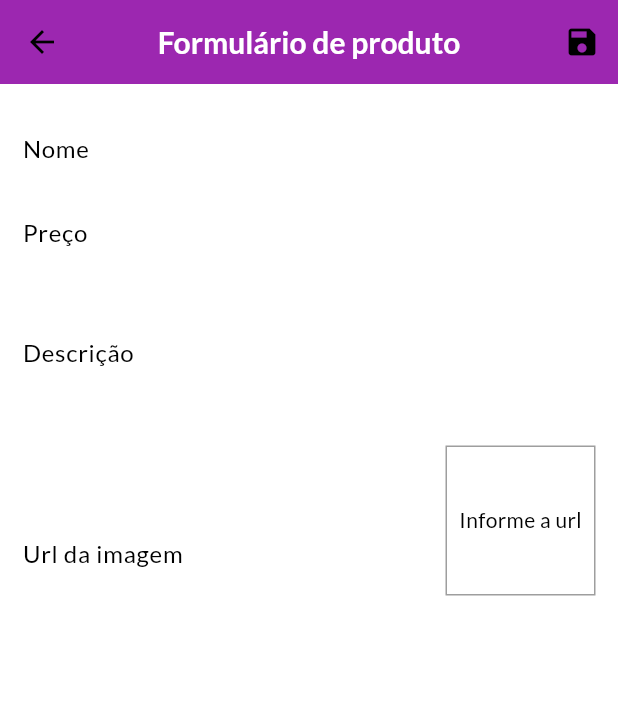
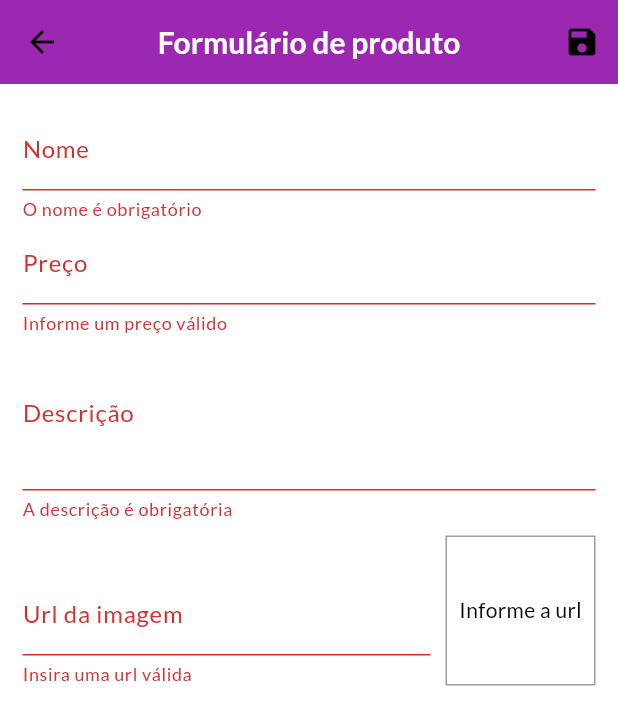
Before and after one commit to Mathews-mw/dev_store_mobile, a Flutter app: the ProductFormScreen screen opened by its route, after a tap on the "save" icon, on a phone screen of 412 x 824 dp. Shown: the top 725 px of the screen. Run offline on Flutter 3.47's test engine with Material 3 defaults, Android fonts, the light colour scheme and no system bars; network calls fail.

Commit message:
update and delete product

```diff
--- a/lib/screens/product_form_screen.dart
+++ b/lib/screens/product_form_screen.dart
@@ -1,7 +1,9 @@
 import 'dart:math';
 
 import 'package:dev_store/models/product.dart';
+import 'package:dev_store/models/product_list.dart';
 import 'package:flutter/material.dart';
+import 'package:provider/provider.dart';
 
 class ProductFormScreen extends StatefulWidget {
   const ProductFormScreen({super.key});
@@ -27,6 +29,27 @@
   }
 
   @override
+  void didChangeDependencies() {
+    super.didChangeDependencies();
+
+    if (formData.isEmpty) {
+      final arg = ModalRoute.of(context)?.settings.arguments;
+
+      if (arg != null) {
+        final product = arg as Product;
+
+        formData['id'] = product.id;
+        formData['name'] = product.title;
+        formData['price'] = product.price;
+        formData['description'] = product.description;
+        formData['imageUrl'] = product.imageUrl;
+
+        imageUrlController.text = product.imageUrl;
+      }
+    }
+  }
+
+  @override
   void dispose() {
     super.dispose();
     priceFocus.dispose();
@@ -39,15 +62,23 @@
     setState(() {});
   }
 
+  bool validateUrlImage(String url) {
+    bool isValidUrl = Uri.tryParse(url)?.hasAbsolutePath ?? false;
+
+    return isValidUrl;
+  }
+
   void submitForm() {
+    final isValid = formKey.currentState?.validate() ?? false;
+
+    if (!isValid) {
+      return;
+    }
+
     formKey.currentState?.save();
 
-    final newProduct = Product(
-        id: Random().nextDouble().toString(),
-        title: formData['name'] as String,
-        description: formData['description'] as String,
-        price: formData['price'] as double,
-        imageUrl: formData['name'] as String);
+    Provider.of<ProductList>(context, listen: false).saveProduct(formData);
+    Navigator.of(context).pop();
   }
 
   @override
@@ -71,14 +102,29 @@
               TextFormField(
                 decoration: const InputDecoration(labelText: 'Nome'),
                 textInputAction: TextInputAction.next,
+                initialValue: formData['name']?.toString(),
                 onFieldSubmitted: (_) {
                   FocusScope.of(context).requestFocus(
                       priceFocus); // Faz com que o focus do input "preço" seja atribuído
                 },
                 onSaved: (value) => formData['name'] = value ?? '',
+                validator: (value) {
+                  final name = value ?? '';
+
+                  if (name.trim().isEmpty) {
+                    return 'O nome é obrigatório';
+                  }
+
+                  if (name.length < 3) {
+                    return 'No mínimo 3 caracteres';
+                  }
+
+                  return null;
+                },
               ),
               TextFormField(
                 decoration: const InputDecoration(labelText: 'Preço'),
+                initialValue: formData['price']?.toString(),
                 textInputAction: TextInputAction.next,
                 focusNode: priceFocus,
                 keyboardType: const TextInputType.numberWithOptions(
@@ -89,13 +135,37 @@
                 },
                 onSaved: (value) =>
                     formData['price'] = double.parse(value ?? '0'),
+                validator: (value) {
+                  final priceString = value ?? '';
+                  final price = double.tryParse(priceString) ?? -1;
+
+                  if (price <= 0) {
+                    return 'Informe um preço válido';
+                  }
+
+                  return null;
+                },
               ),
               TextFormField(
                 decoration: const InputDecoration(labelText: 'Descrição'),
+                initialValue: formData['description']?.toString(),
                 focusNode: descriptionFocus,
                 keyboardType: TextInputType.multiline,
                 maxLines: 3,
                 onSaved: (value) => formData['description'] = value ?? '',
+                validator: (value) {
+                  final description = value ?? '';
+
+                  if (description.trim().isEmpty) {
+                    return 'A descrição é obrigatória';
+                  }
+
+                  if (description.length < 10) {
+                    return 'No mínimo 10 caracteres';
+                  }
+
+                  return null;
+                },
               ),
               Row(
                 crossAxisAlignment: CrossAxisAlignment.end,
@@ -110,6 +180,15 @@
                       controller: imageUrlController,
                       onFieldSubmitted: (_) => submitForm(),
                       onSaved: (value) => formData['imageUrl'] = value ?? '',
+                      validator: (value) {
+                        final isValid = validateUrlImage(value ?? '');
+
+                        if (!isValid) {
+                          return 'Insira uma url válida';
+                        }
+
+                        return null;
+                      },
                     ),
                   ),
                   Container(
```
Also changed, not shown: lib/components/product_item.dart (+34 -2 lines), lib/models/product_list.dart (+38 -1 lines).
